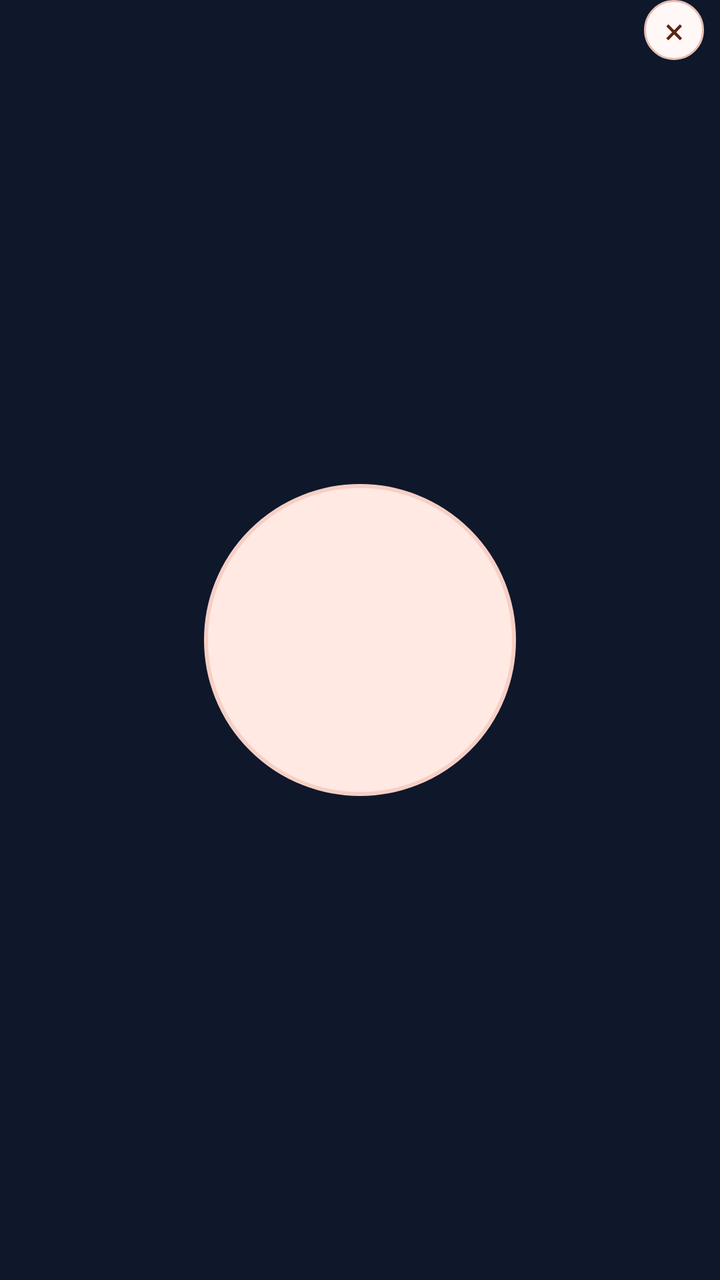
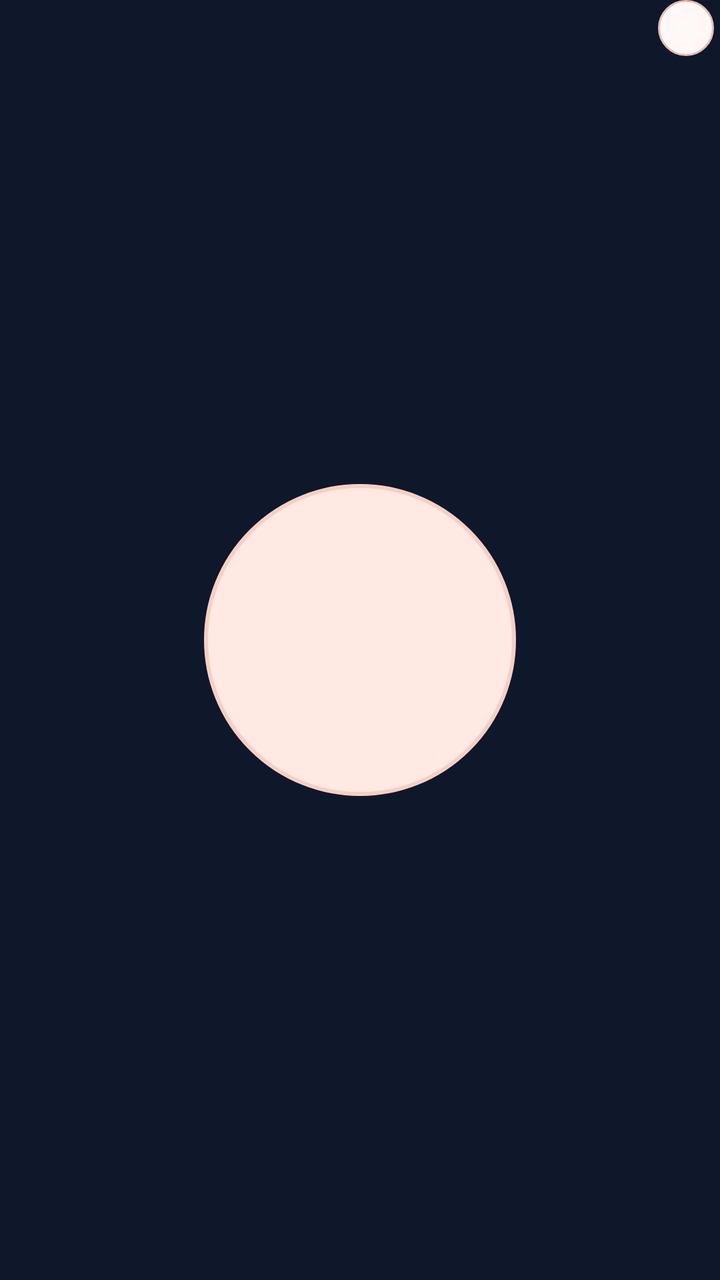

Compare the two renders of this Android layout. The source of the first and the diff that turns it into the second are given below.
<!-- AndroidManifest.xml: application theme Theme.Phormi -->
<!-- res/layout/item_tab_circle.xml -->
<?xml version="1.0" encoding="utf-8"?>
<FrameLayout xmlns:android="http://schemas.android.com/apk/res/android"
    android:layout_width="match_parent"
    android:layout_height="178dp"
    android:foregroundGravity="center">

    <LinearLayout
        android:id="@+id/tab_circle_body"
        android:layout_width="156dp"
        android:layout_height="156dp"
        android:layout_gravity="center"
        android:orientation="vertical"
        android:gravity="center"
        android:background="@drawable/bg_tab_circle"
        android:padding="20dp"
        android:clickable="true"
        android:focusable="true">

        <TextView
            android:id="@+id/tab_circle_title"
            android:layout_width="match_parent"
            android:layout_height="wrap_content"
            android:gravity="center"
            android:textColor="#171717"
            android:textSize="15sp"
            android:textStyle="bold"
            android:maxLines="2"
            android:ellipsize="end" />

        <TextView
            android:id="@+id/tab_circle_url"
            android:layout_width="match_parent"
            android:layout_height="wrap_content"
            android:layout_marginTop="8dp"
            android:gravity="center"
            android:textColor="#705F5A"
            android:textSize="10sp"
            android:maxLines="2"
            android:ellipsize="end" />
    </LinearLayout>

    <TextView
        android:id="@+id/tab_circle_close"
        android:layout_width="30dp"
        android:layout_height="30dp"
        android:layout_gravity="top|end"
        android:layout_marginEnd="8dp"
        android:gravity="center"
        android:text="×"
        android:textColor="#5C2414"
        android:textSize="18sp"
        android:background="@drawable/bg_circle_close"
        android:clickable="true"
        android:focusable="true" />
</FrameLayout>
<!-- resources referenced by this layout -->
<resources>
  <!-- drawable bg_circle_close (drawable) -->
  <?xml version="1.0" encoding="utf-8"?>
  <shape xmlns:android="http://schemas.android.com/apk/res/android" android:shape="oval">
      <solid android:color="#FFF8F6" />
      <stroke android:width="1dp" android:color="#E7BDB2" />
  </shape>
  <!-- drawable bg_tab_circle (drawable) -->
  <?xml version="1.0" encoding="utf-8"?>
  <shape xmlns:android="http://schemas.android.com/apk/res/android" android:shape="oval">
      <solid android:color="#FFE9E2" />
      <stroke android:width="2dp" android:color="#F6CFC5" />
      <padding android:left="10dp" android:top="10dp" android:right="10dp" android:bottom="10dp" />
  </shape>
  <style name="Theme.Phormi" parent="Theme.MaterialComponents.DayNight.NoActionBar">
          <item name="colorPrimary">#0F172A</item>
          <item name="colorPrimaryDark">#0F172A</item>
          <item name="colorAccent">#38BDF8</item>
          <item name="android:windowBackground">#0F172A</item>
      </style>
</resources>

<!-- the commit's change to res/layout/item_tab_circle.xml (unified diff, before → after) -->
@@ -1,7 +1,9 @@
 <?xml version="1.0" encoding="utf-8"?>
 <FrameLayout xmlns:android="http://schemas.android.com/apk/res/android"
-    android:layout_width="match_parent"
-    android:layout_height="178dp"
+    android:layout_width="174dp"
+    android:layout_height="174dp"
+    android:layout_marginStart="6dp"
+    android:layout_marginEnd="6dp"
     android:foregroundGravity="center">
 
     <LinearLayout
@@ -12,7 +14,7 @@
         android:orientation="vertical"
         android:gravity="center"
         android:background="@drawable/bg_tab_circle"
-        android:padding="20dp"
+        android:padding="18dp"
         android:clickable="true"
         android:focusable="true">
 
@@ -21,8 +23,8 @@
             android:layout_width="match_parent"
             android:layout_height="wrap_content"
             android:gravity="center"
-            android:textColor="#171717"
-            android:textSize="15sp"
+            android:textColor="#F8FAFC"
+            android:textSize="14sp"
             android:textStyle="bold"
             android:maxLines="2"
             android:ellipsize="end" />
@@ -31,24 +33,24 @@
             android:id="@+id/tab_circle_url"
             android:layout_width="match_parent"
             android:layout_height="wrap_content"
-            android:layout_marginTop="8dp"
+            android:layout_marginTop="7dp"
             android:gravity="center"
-            android:textColor="#705F5A"
-            android:textSize="10sp"
+            android:textColor="#94A3B8"
+            android:textSize="9sp"
             android:maxLines="2"
             android:ellipsize="end" />
     </LinearLayout>
 
     <TextView
         android:id="@+id/tab_circle_close"
-        android:layout_width="30dp"
-        android:layout_height="30dp"
+        android:layout_width="28dp"
+        android:layout_height="28dp"
         android:layout_gravity="top|end"
-        android:layout_marginEnd="8dp"
+        android:layout_marginEnd="3dp"
         android:gravity="center"
         android:text="×"
-        android:textColor="#5C2414"
-        android:textSize="18sp"
+        android:textColor="#F8FAFC"
+        android:textSize="17sp"
         android:background="@drawable/bg_circle_close"
         android:clickable="true"
         android:focusable="true" />
